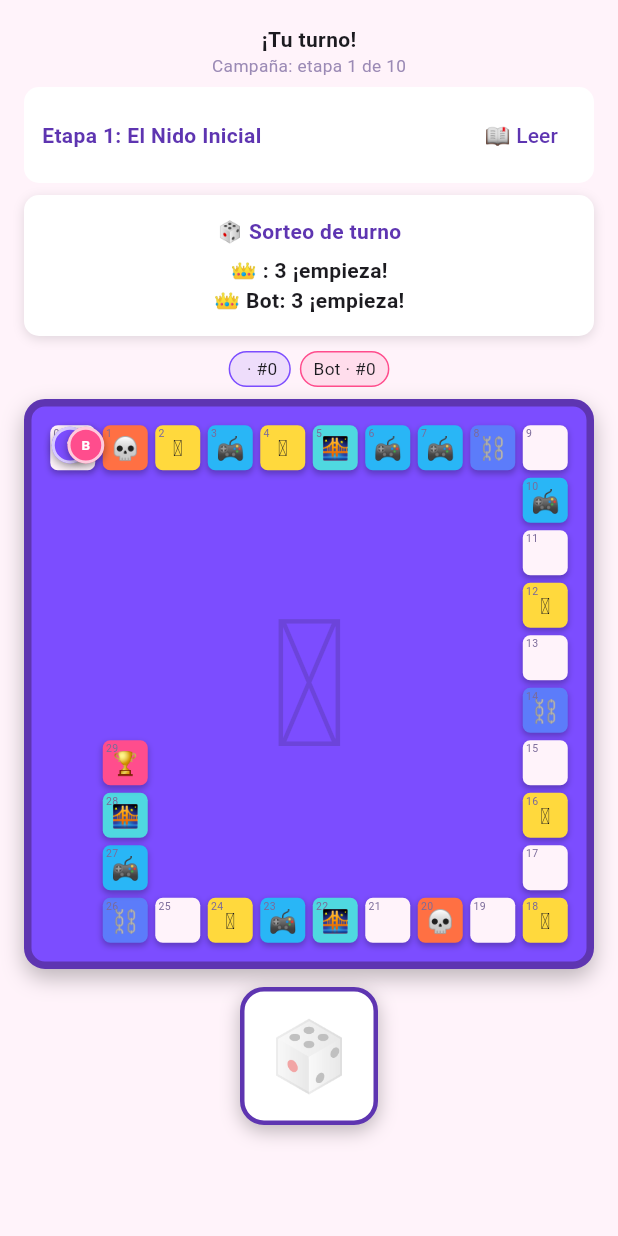
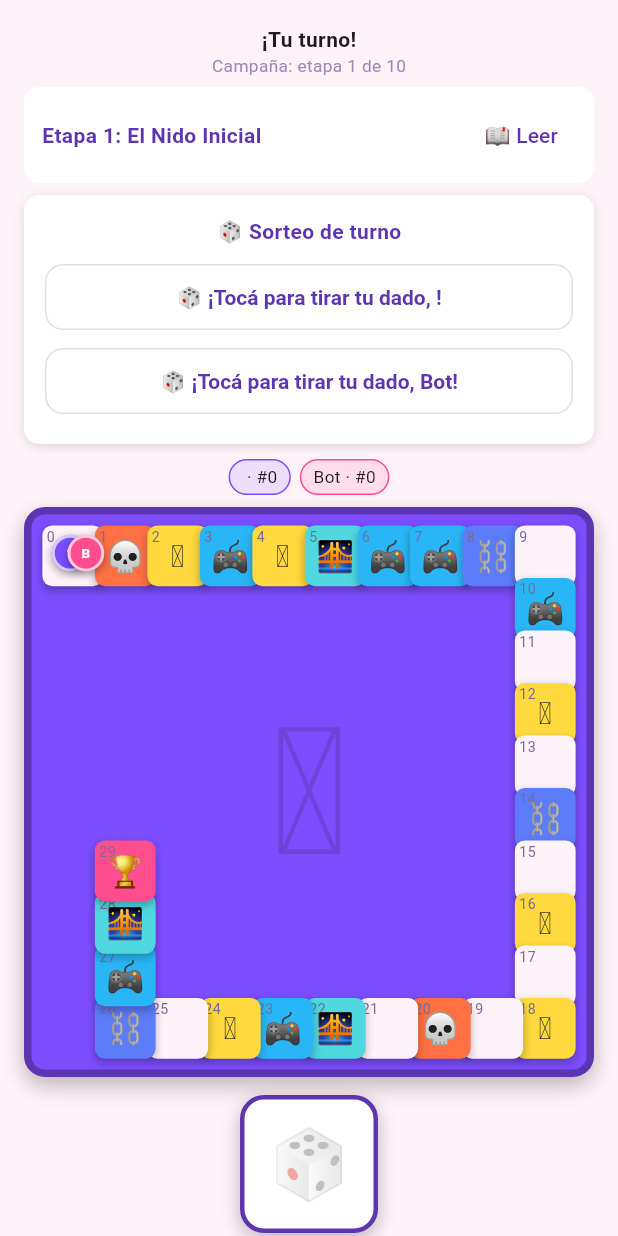
Before and after one commit to solucioneselectromedicassj-ai/La-oca-, a Flutter app: the GameScreenSolo screen opened directly with empty values, on a phone screen of 412 x 824 dp. Run offline on Flutter 3.47's test engine with Material 3 defaults, Android fonts, the phone set to English and light mode, and no system bars; our stand-ins replace audioplayers, share_plus, shared_preferences, supabase_flutter; missing offline and left inert: realtime_client; accounts and stored records are empty; Roboto replaces fonts that are missing (Georgia).

Commit message:
Sonido de trampa + temblor de casilla, dado de sorteo interactivo, y espectador de trivia del bot
- Sonido de caminar cambiado (era un cuadrada 440Hz poco atractivo, ahora
  un tono suave y corto).
- Nuevo sonido "burlón" (AudioService.trampa) al caer en cárcel o
  calavera, antes incluso de la trivia — distinto del sonido de fallar
  la pregunta.
- La casilla en la que caés (cárcel/calavera) se agranda y tiembla un
  par de segundos y vuelve sola a la normalidad, para que se note más.
- El sorteo de quién empieza ahora es interactivo: tu primera tirada la
  tirás vos tocando el botón (el bot sigue tirando solo) — pedido del
  usuario para que sea más entretenido.
- Cuando le toca al bot: se muestra la misma trivia (o minijuego) que le
  tocó, de solo lectura, y después se revela si la supo — así hay algo
  para mirar mientras se espera el turno en vez de una caja negra.
  (Aplicado por ahora al modo solo; en multijugador ver qué preguntan a
  otro jugador real requeriría leer el estado sincronizado en vivo, es
  un cambio más grande que queda para una próxima vuelta.)

El sonido burlón y el temblor de casilla también se aplican al
multijugador (mismo camino de código).

Co-Authored-By: Claude Sonnet 5 <noreply@anthropic.com>
Claude-Session: https://claude.ai/code/session_01U7d7hybhiSqgGvpNcjK2N1

```diff
--- a/ocaland_flutter/lib/screens/game_screen_multi.dart
+++ b/ocaland_flutter/lib/screens/game_screen_multi.dart
@@ -108,6 +108,7 @@ class _GameScreenMultiState extends State<GameScreenMulti> {
                             animatingPlayerId: c.animatingPlayerId,
                             animatingPos: c.animatingPos,
                             sufriendoPlayerId: c.sufriendoPlayerId,
+                            trampaCellIndex: c.trampaCasillaIdx,
                           ),
                           DiceWidget(
                             habilitado: c.diceHabilitado,
--- a/ocaland_flutter/lib/screens/game_screen_solo.dart
+++ b/ocaland_flutter/lib/screens/game_screen_solo.dart
@@ -8,6 +8,7 @@ import 'widgets/board_widget.dart';
 import 'widgets/campana_terminada_overlay.dart';
 import 'widgets/dice_widget.dart';
 import 'widgets/eleccion_perdiste_overlay.dart';
+import 'widgets/espectador_overlay.dart';
 import 'widgets/etapa_banner.dart';
 import 'widgets/jugadores_status_row.dart';
 import 'widgets/message_bubble.dart';
@@ -88,7 +89,13 @@ class _GameScreenSoloState extends State<GameScreenSolo> {
                           const SizedBox(height: 6),
                           EtapaBanner(etapa: _c.partida!.etapaActual),
                           if (_c.overlay == GameOverlay.sorteo && _c.sorteoTiradas != null)
-                            SorteoPanel(jugadores: _c.jugadores, tiradas: _c.sorteoTiradas!, ganadorId: _c.sorteoGanadorId),
+                            SorteoPanel(
+                              jugadores: _c.jugadores,
+                              tiradas: _c.sorteoTiradas!,
+                              ganadorId: _c.sorteoGanadorId,
+                              esperandoTapDeId: _c.sorteoEsperandoTapDeId,
+                              onTirar: _c.tirarDadoSorteo,
+                            ),
                           JugadoresStatusRow(jugadores: _c.jugadores),
                           const SizedBox(height: 8),
                           BoardWidget(
@@ -98,6 +105,7 @@ class _GameScreenSoloState extends State<GameScreenSolo> {
                             animatingPlayerId: _c.animatingPlayerId,
                             animatingPos: _c.animatingPos,
                             sufriendoPlayerId: _c.sufriendoPlayerId,
+                            trampaCellIndex: _c.trampaCasillaIdx,
                           ),
                           if (_c.jugadorEnTurno?.esBot == true && (_c.botPensando || _c.botDiceRodando || _c.botDiceValorMostrado != null))
                             Padding(
@@ -161,6 +169,18 @@ class _GameScreenSoloState extends State<GameScreenSolo> {
           segundos: _c.triviaSegundosRestantes,
           onResponder: _c.responderTrivia,
         );
+      case GameOverlay.triviaEspectador:
+        return TriviaEspectadorOverlay(
+          nombre: _c.triviaEspectadorNombre,
+          pregunta: _c.triviaActual!,
+          acierto: _c.triviaEspectadorAcierto,
+        );
+      case GameOverlay.minijuegoEspectador:
+        return MinijuegoEspectadorOverlay(
+          nombre: _c.triviaEspectadorNombre,
+          tipo: _c.minijuegoTipo ?? 'reflejos',
+          exito: _c.triviaEspectadorAcierto,
+        );
       case GameOverlay.tresCuestionados:
         return TriviaOverlay(
           titulo: '🎯 Desafío',
--- a/ocaland_flutter/lib/screens/widgets/board_widget.dart
+++ b/ocaland_flutter/lib/screens/widgets/board_widget.dart
@@ -122,6 +122,7 @@ class BoardWidget extends StatelessWidget {
   final String? animatingPlayerId;
   final int? animatingPos;
   final String? sufriendoPlayerId;
+  final int? trampaCellIndex;
 
   const BoardWidget({
     super.key,
@@ -131,6 +132,7 @@ class BoardWidget extends StatelessWidget {
     this.animatingPlayerId,
     this.animatingPos,
     this.sufriendoPlayerId,
+    this.trampaCellIndex,
   });
 
   @override
@@ -165,7 +167,7 @@ class BoardWidget extends StatelessWidget {
                     top: cells[i].dy * side,
                     width: cellSize * side,
                     height: cellSize * side,
-                    child: _CellBox(index: i, tipo: BoardEngine.tipoCasilla(i, layoutCasillas)),
+                    child: _CellBox(index: i, tipo: BoardEngine.tipoCasilla(i, layoutCasillas), shaking: i == trampaCellIndex),
                   ),
                 for (var idx = 0; idx < jugadores.length; idx++) _tokenFor(idx, jugadores[idx], cells, side, cellSize),
               ],
@@ -197,22 +199,63 @@ class BoardWidget extends StatelessWidget {
   }
 }
 
-class _CellBox extends StatelessWidget {
+/// Casilla del tablero. Cuando [shaking] pasa a true (recién se cayó ahí
+/// en cárcel o calavera) se agranda y tiembla un par de segundos, y vuelve
+/// sola a la normalidad — para que se note más que una casilla trampa
+/// además de sacarle el sonido burlón.
+class _CellBox extends StatefulWidget {
   final int index;
   final String? tipo;
-  const _CellBox({required this.index, required this.tipo});
+  final bool shaking;
+  const _CellBox({required this.index, required this.tipo, this.shaking = false});
+
+  @override
+  State<_CellBox> createState() => _CellBoxState();
+}
+
+class _CellBoxState extends State<_CellBox> with SingleTickerProviderStateMixin {
+  late final AnimationController _ctrl = AnimationController(vsync: this, duration: const Duration(milliseconds: 1800));
+
+  @override
+  void didUpdateWidget(covariant _CellBox oldWidget) {
+    super.didUpdateWidget(oldWidget);
+    if (widget.shaking && !oldWidget.shaking) _ctrl.forward(from: 0);
+  }
+
+  @override
+  void dispose() {
+    _ctrl.dispose();
+    super.dispose();
+  }
 
   @override
   Widget build(BuildContext context) {
-    final color = tipo != null ? AppColors.cellColors[tipo] : AppColors.parchment;
+    return AnimatedBuilder(
+      animation: _ctrl,
+      builder: (context, child) {
+        final t = _ctrl.value;
+        final decae = 1 - t;
+        final escala = 1 + 0.35 * decae;
+        final angulo = sin(t * 40) * decae * (8 * pi / 180);
+        return Transform.scale(
+          scale: escala,
+          child: Transform.rotate(angle: angulo, child: child),
+        );
+      },
+      child: _contenido(),
+    );
+  }
+
+  Widget _contenido() {
+    final color = widget.tipo != null ? AppColors.cellColors[widget.tipo] : AppColors.parchment;
     return Container(
       margin: const EdgeInsets.all(2.5),
       decoration: BoxDecoration(color: color, borderRadius: BorderRadius.circular(5), boxShadow: const [BoxShadow(color: Colors.black26, blurRadius: 3, offset: Offset(0, 2))]),
       child: Stack(
         children: [
-          Positioned(top: 1, left: 2, child: Text('$index', style: const TextStyle(fontSize: 7, color: Color(0xFF7A6A99)))),
-          if (tipo != null)
-            Center(child: Text(AppColors.cellIcons[tipo] ?? '', style: const TextStyle(fontSize: 15))),
+          Positioned(top: 1, left: 2, child: Text('${widget.index}', style: const TextStyle(fontSize: 7, color: Color(0xFF7A6A99)))),
+          if (widget.tipo != null)
+            Center(child: Text(AppColors.cellIcons[widget.tipo] ?? '', style: const TextStyle(fontSize: 15))),
         ],
       ),
     );
--- a/ocaland_flutter/lib/screens/widgets/sorteo_overlay.dart
+++ b/ocaland_flutter/lib/screens/widgets/sorteo_overlay.dart
@@ -10,7 +10,13 @@ class SorteoPanel extends StatelessWidget {
   final Map<String, int> tiradas;
   final String? ganadorId;
 
-  const SorteoPanel({super.key, required this.jugadores, required this.tiradas, required this.ganadorId});
+  /// Si no es null, ese jugador tiene que tocar su fila para tirar su
+  /// propio dado (en vez de que el sorteo salga ya resuelto) — pedido del
+  /// usuario para que el sorteo sea más entretenido.
+  final String? esperandoTapDeId;
+  final VoidCallback? onTirar;
+
+  const SorteoPanel({super.key, required this.jugadores, required this.tiradas, required this.ganadorId, this.esperandoTapDeId, this.onTirar});
 
   @override
   Widget build(BuildContext context) {
@@ -24,10 +30,22 @@ class SorteoPanel extends StatelessWidget {
           const Text('🎲 Sorteo de turno', style: TextStyle(fontWeight: FontWeight.bold, color: AppColors.violetDark)),
           const SizedBox(height: 6),
           for (final j in jugadores)
-            Text(
-              '${j.id == ganadorId ? "👑" : "🎲"} ${j.nombre}: ${tiradas[j.id] ?? "..."} ${j.id == ganadorId ? "¡empieza!" : ""}',
-              style: TextStyle(fontWeight: j.id == ganadorId ? FontWeight.bold : FontWeight.normal),
-            ),
+            if (j.id == esperandoTapDeId)
+              Padding(
+                padding: const EdgeInsets.symmetric(vertical: 4),
+                child: SizedBox(
+                  width: double.infinity,
+                  child: OutlinedButton(
+                    onPressed: onTirar,
+                    child: Text('🎲 ¡Tocá para tirar tu dado, ${j.nombre}!'),
+                  ),
+                ),
+              )
+            else
+              Text(
+                '${j.id == ganadorId ? "👑" : "🎲"} ${j.nombre}: ${tiradas[j.id] ?? "..."} ${j.id == ganadorId ? "¡empieza!" : ""}',
+                style: TextStyle(fontWeight: j.id == ganadorId ? FontWeight.bold : FontWeight.normal),
+              ),
         ],
       ),
     );
--- a/ocaland_flutter/lib/services/audio_service.dart
+++ b/ocaland_flutter/lib/services/audio_service.dart
@@ -38,7 +38,7 @@ class AudioService {
     }
   }
 
-  static void tick() => _play(440, 0.07, type: 'square', vol: 0.05);
+  static void tick() => _play(720, 0.045, type: 'sine', vol: 0.06);
 
   static void diceRoll() => _play(300, 0.15, type: 'triangle', vol: 0.07);
 
@@ -50,6 +50,15 @@ class AudioService {
   static void wrong() => _play(180, 0.25, type: 'sawtooth', vol: 0.09);
 
   static void suffer() => _play(150, 0.3, type: 'sawtooth', vol: 0.11);
+
+  /// "Womp womp" burlón — al caer en cárcel o calavera, antes incluso de
+  /// mostrar la trivia (distinto del sonido de [wrong]/[suffer], que es
+  /// por fallar la pregunta).
+  static void trampa() {
+    _play(392, 0.12, type: 'sawtooth', vol: 0.1);
+    Future.delayed(const Duration(milliseconds: 110), () => _play(330, 0.12, type: 'sawtooth', vol: 0.1));
+    Future.delayed(const Duration(milliseconds: 220), () => _play(262, 0.24, type: 'sawtooth', vol: 0.11));
+  }
 
   static void win() {
     _play(523, 0.12);
```
Also changed, not shown: ocaland_flutter/lib/screens/widgets/espectador_overlay.dart (added, +137 -0 lines), ocaland_flutter/lib/services/sala_game_controller.dart (+9 -0 lines), ocaland_flutter/lib/services/solo_game_controller.dart (+99 -8 lines).
